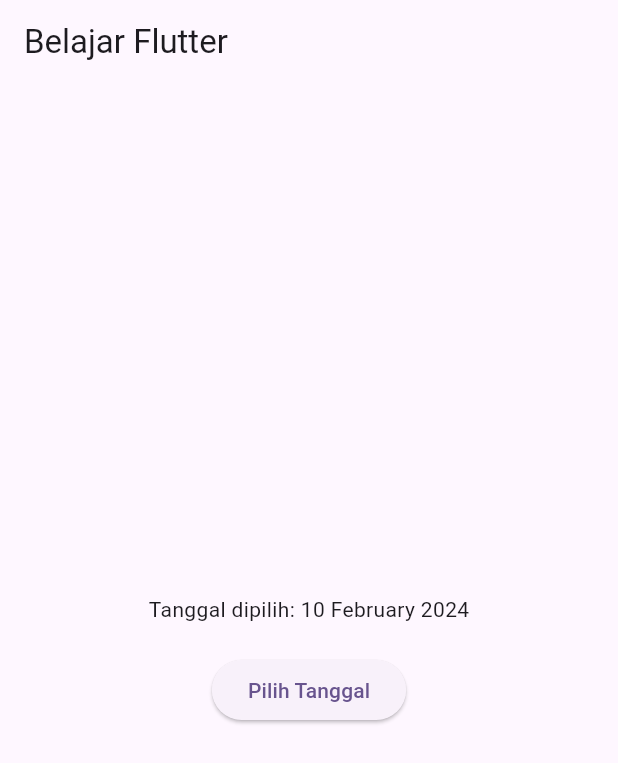
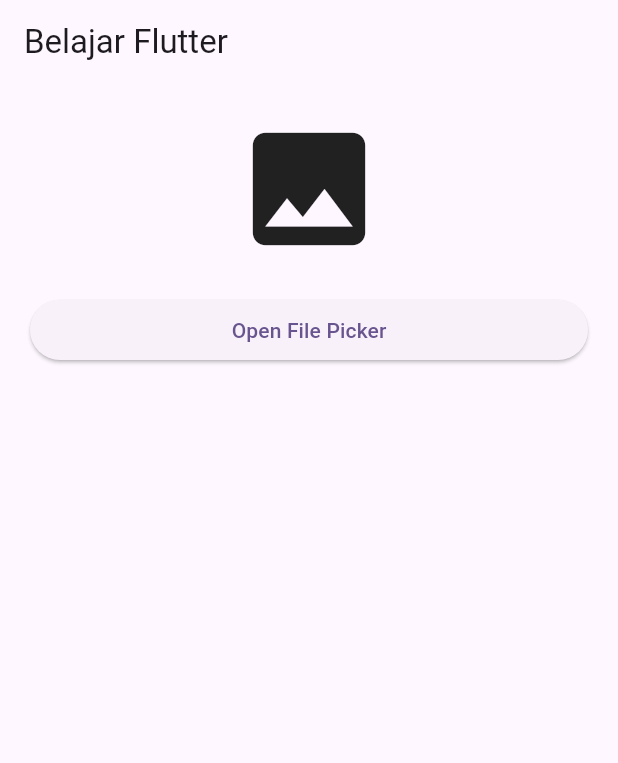
Before and after one commit to fauzan2720/learn-widget-flutter, a Flutter app: the screen it shows after launch, on a phone screen of 412 x 824 dp. Shown: the top 763 px of the screen. Run offline on Flutter 3.47's test engine with Material 3 defaults, Android fonts, the phone set to English and light mode, and no system bars; our stand-ins replace file_picker.

Commit message:
file picker

```diff
--- /dev/null
+++ b/lib/day2/form_picker.dart/file_picker.dart
@@ -0,0 +1,58 @@
+import 'dart:io';
+
+import 'package:file_picker/file_picker.dart';
+import 'package:flutter/material.dart';
+
+class FilePickerWidget extends StatefulWidget {
+  const FilePickerWidget({super.key});
+
+  @override
+  State<FilePickerWidget> createState() => _FilePickerWidgetState();
+}
+
+class _FilePickerWidgetState extends State<FilePickerWidget> {
+  List<PlatformFile> files = [];
+
+  // agar dapat menampilkan file dalam local storage, diperlukan dependency 'file_picker'
+  // documentation : https://pub.dev/packages/file_picker
+  Future<void> openFileExplorer() async {
+    try {
+      final result = await FilePicker.platform.pickFiles(
+        type: FileType.image,
+        allowMultiple: true,
+      );
+      if (result != null) {
+        // Do something with the picked file(s)
+        debugPrint('File(s) picked: ${result.files}');
+        files.addAll(result.files);
+        setState(() {});
+      } else {
+        // User canceled the picker
+        debugPrint('User canceled the picker');
+      }
+    } catch (e) {
+      debugPrint('Error while picking the file: $e');
+    }
+  }
+
+  @override
+  Widget build(BuildContext context) {
+    return ListView(
+      children: [
+        ...files.isNotEmpty
+            ? files
+                .map((item) => Padding(
+                      padding: const EdgeInsets.symmetric(vertical: 10.0),
+                      child: Image.file(File(item.path!)),
+                    ))
+                .toList()
+            : [const Icon(Icons.image, size: 100.0)],
+        const SizedBox(height: 20.0),
+        ElevatedButton(
+          onPressed: openFileExplorer,
+          child: const Text('Open File Picker'),
+        ),
+      ],
+    );
+  }
+}
--- a/lib/home_page.dart
+++ b/lib/home_page.dart
@@ -1,5 +1,5 @@
 import 'package:flutter/material.dart';
-import 'package:learn_flutter/day2/form_picker.dart/date_picker.dart';
+import 'package:learn_flutter/day2/form_picker.dart/file_picker.dart';
 
 class HomePage extends StatelessWidget {
   const HomePage({super.key});
@@ -12,7 +12,7 @@ class HomePage extends StatelessWidget {
       ),
       body: const Padding(
         padding: EdgeInsets.all(20.0),
-        child: DatePickerWidget(),
+        child: FilePickerWidget(),
       ),
     );
   }
--- a/pubspec.yaml
+++ b/pubspec.yaml
@@ -36,6 +36,7 @@ dependencies:
   # Use with the CupertinoIcons class for iOS style icons.
   cupertino_icons: ^1.0.2
   intl: ^0.19.0
+  file_picker: ^6.1.1
 
 dev_dependencies:
   flutter_test:
```
Also changed, not shown: pubspec.lock.
